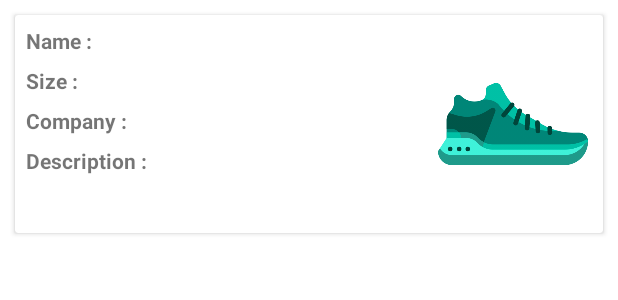
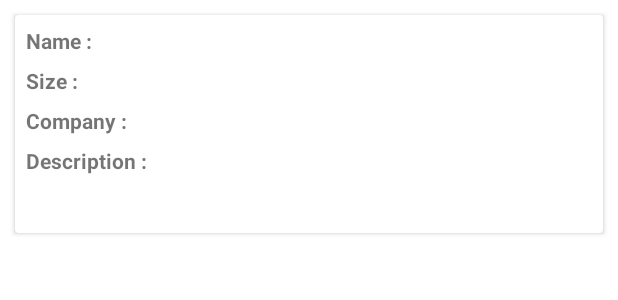
Before and after one commit to YousefMohammed0060/ShoeStore, an Android app: the layout add_shoe_row.xml on its own in the app's theme, with its tools: preview values and no code run, on a phone screen of 412 x 824 dp. Shown: the top 300 px of the screen. Run offline under Robolectric (Android 15) with nearby library versions, the phone set to English and light mode, and no system bars.

Commit message:
Shoe Store

```diff
--- a/app/build.gradle
+++ b/app/build.gradle
@@ -47,4 +47,5 @@ dependencies {
     androidTestImplementation 'androidx.test.espresso:espresso-core:3.4.0'
     implementation 'androidx.navigation:navigation-ui-ktx:2.5.1'
     implementation 'androidx.navigation:navigation-fragment-ktx:2.5.1'
+
 }
--- a/app/src/main/java/com/example/shoestore/AddShoeFragment.kt
+++ b/app/src/main/java/com/example/shoestore/AddShoeFragment.kt
@@ -2,6 +2,7 @@ package com.example.shoestore
 
 import android.app.Activity
 import android.content.Intent
+import android.net.Uri
 import android.os.Bundle
 import android.view.LayoutInflater
 import android.view.View
@@ -14,12 +15,13 @@ import androidx.navigation.fragment.findNavController
 import com.example.shoestore.databinding.FragmentAddShoeBinding
 import com.example.shoestore.models.Shoe
 import com.example.shoestore.models.ShoeViewModel
+import java.net.URL
 
 
 class AddShoeFragment : Fragment() {
     lateinit var binding: FragmentAddShoeBinding
     private lateinit var viewModel: ShoeViewModel
-    var image = ""
+    var image=""
     override fun onCreateView(
         inflater: LayoutInflater, container: ViewGroup?,
         savedInstanceState: Bundle?
@@ -57,7 +59,7 @@ class AddShoeFragment : Fragment() {
         super.onActivityResult(requestCode, resultCode, data)
         if (requestCode == 101 && resultCode == Activity.RESULT_OK) {
             binding.shoeImageView.setImageURI(data?.data)
-            image=data?.data.toString()
+            image= data?.data!!.toString()
         }
     }
 
--- a/app/src/main/java/com/example/shoestore/ShoeListFragment.kt
+++ b/app/src/main/java/com/example/shoestore/ShoeListFragment.kt
@@ -3,15 +3,14 @@ package com.example.shoestore
 import android.net.Uri
 import android.os.Bundle
 import android.view.*
-import androidx.core.os.bundleOf
+import androidx.databinding.DataBindingUtil
 import androidx.fragment.app.Fragment
-import androidx.databinding.DataBindingUtil
+import androidx.fragment.app.FragmentManager
 import androidx.lifecycle.ViewModelProvider
 import androidx.navigation.findNavController
 import androidx.navigation.fragment.findNavController
 import com.example.shoestore.databinding.AddShoeRowBinding
 import com.example.shoestore.databinding.FragmentShoeListBinding
-import com.example.shoestore.models.Shoe
 import com.example.shoestore.models.ShoeViewModel
 
 class ShoeListFragment : Fragment() {
@@ -69,6 +68,7 @@ class ShoeListFragment : Fragment() {
     }
 
     private fun navigateAbout(item: MenuItem) {
+
         view?.findNavController()
             ?.navigate(ShoeListFragmentDirections.actionShoeListFragmentToLoginFragment2())
 
--- a/app/src/main/java/com/example/shoestore/models/ShoeViewModel.kt
+++ b/app/src/main/java/com/example/shoestore/models/ShoeViewModel.kt
@@ -28,4 +28,5 @@ class ShoeViewModel : ViewModel() {
         Log.i("GameViewModel", "GameViewModel destroyed!")
     }
 
+
 }
--- a/app/src/main/res/layout/add_shoe_row.xml
+++ b/app/src/main/res/layout/add_shoe_row.xml
@@ -87,7 +87,7 @@
                     android:layout_width="0dp"
                     android:layout_height="wrap_content"
                     android:layout_margin="7dp"
-                    android:text=""
+                    android:text="@{Double.toString(Shoe.size)}"
                     app:layout_constraintEnd_toStartOf="@+id/shoe_Iv"
                     app:layout_constraintStart_toEndOf="@+id/textView6"
                     app:layout_constraintTop_toBottomOf="@+id/name_Tv" />
@@ -123,8 +123,7 @@
                     android:layout_weight="0.8"
                     app:layout_constraintBottom_toBottomOf="parent"
                     app:layout_constraintEnd_toEndOf="parent"
-                    app:layout_constraintTop_toTopOf="parent"
-                    app:srcCompat="@drawable/shoe" />
+                    app:layout_constraintTop_toTopOf="parent"/>
             </androidx.constraintlayout.widget.ConstraintLayout>
 
         </androidx.cardview.widget.CardView>
--- a/app/src/main/res/navigation/main_navigation.xml
+++ b/app/src/main/res/navigation/main_navigation.xml
@@ -41,7 +41,8 @@
 
         <action
             android:id="@+id/action_shoeListFragment_to_loginFragment2"
-            app:destination="@id/loginFragment2" />
+            app:destination="@id/loginFragment2"
+            app:popUpTo="@id/loginFragment2" />
         <action
             android:id="@+id/action_shoeListFragment_to_addShoeFragment2"
             app:destination="@id/addShoeFragment2" />
```
